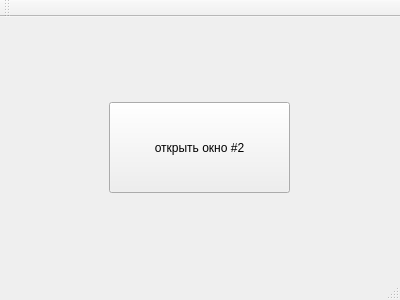
The window that examples/Qt/multy-window/mainwindow.ui (VetrovSV/OOP) describes before a commit, drawn with Qt 5.
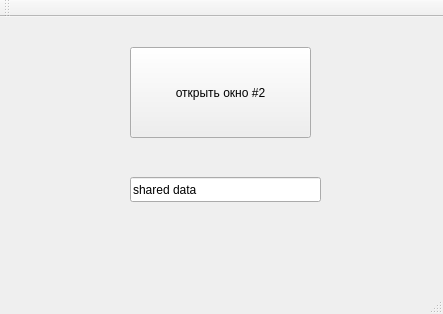
The same window after the commit.

What changed in the file:
```diff
--- a/examples/Qt/multy-window/mainwindow.ui
+++ b/examples/Qt/multy-window/mainwindow.ui
@@ -6,17 +6,36 @@
    <rect>
     <x>0</x>
     <y>0</y>
-    <width>400</width>
-    <height>300</height>
+    <width>443</width>
+    <height>314</height>
    </rect>
   </property>
   <property name="windowTitle">
    <string>MainWindow</string>
   </property>
   <widget class="QWidget" name="centralWidget">
-   <layout class="QHBoxLayout" name="horizontalLayout">
-    <item>
+   <widget class="QLineEdit" name="lineEdit">
+    <property name="geometry">
+     <rect>
+      <x>130</x>
+      <y>160</y>
+      <width>191</width>
+      <height>25</height>
+     </rect>
+    </property>
+    <property name="text">
+     <string>shared data</string>
+    </property>
+   </widget>
      <widget class="QPushButton" name="pushButton_newwindow">
+    <property name="geometry">
+     <rect>
+      <x>130</x>
+      <y>30</y>
+      <width>181</width>
+      <height>91</height>
+     </rect>
+    </property>
       <property name="minimumSize">
        <size>
         <width>181</width>
@@ -33,8 +52,6 @@
        <string>открыть окно #2</string>
       </property>
      </widget>
-    </item>
-   </layout>
   </widget>
   <widget class="QMenuBar" name="menuBar">
    <property name="geometry">
```
Left out of the diff: 2 changed lines with no effect on the pictures. Lines whose indentation alone changed are shown as unchanged.
